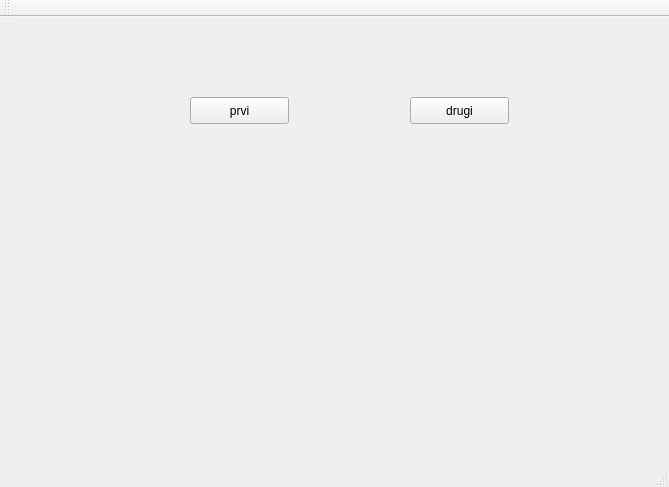
bubirose/mice1, file mainwindow.ui: the form before one commit.
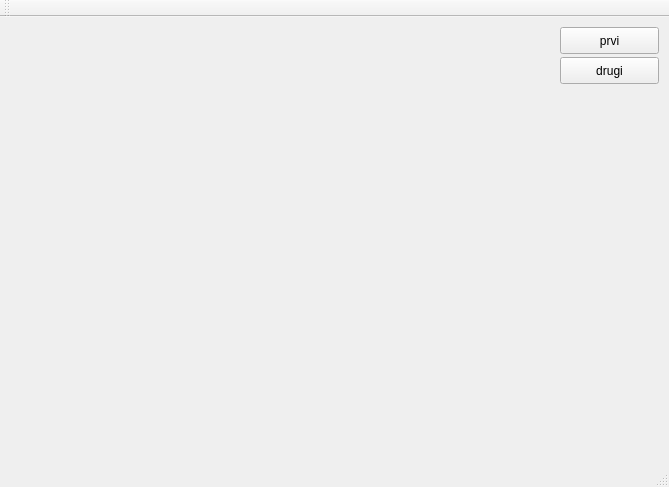
The form after the commit. Custom widgets are drawn as their Qt base class.

```diff
--- a/mainwindow.ui
+++ b/mainwindow.ui
@@ -17,8 +17,8 @@
    <widget class="Polje" name="dugme1">
     <property name="geometry">
      <rect>
-      <x>190</x>
-      <y>80</y>
+      <x>560</x>
+      <y>10</y>
       <width>99</width>
       <height>27</height>
      </rect>
@@ -30,8 +30,8 @@
    <widget class="Polje" name="dugme2">
     <property name="geometry">
      <rect>
-      <x>410</x>
-      <y>80</y>
+      <x>560</x>
+      <y>40</y>
       <width>99</width>
       <height>27</height>
      </rect>
```
